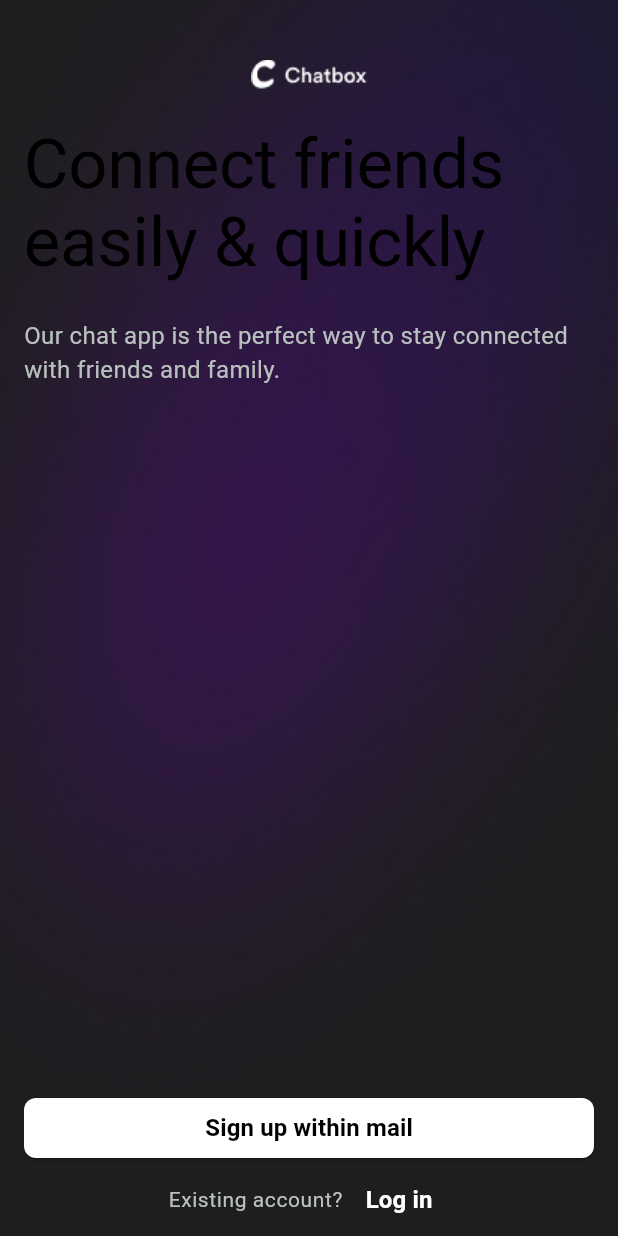
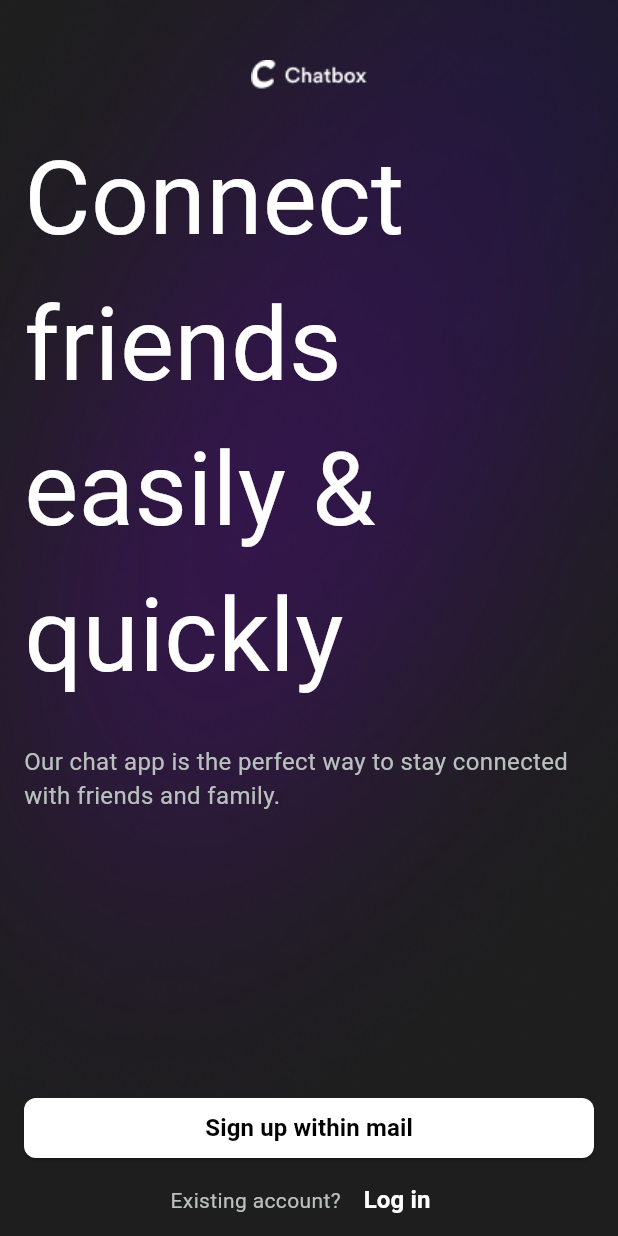
Before and after one commit to Tareq-Ghassan/ChatBox, a Flutter app: the OnboardingScreen screen opened by its route, on a phone screen of 412 x 824 dp. Run offline on Flutter 3.47's test engine with Material 3 defaults, Android fonts, the phone set to English and light mode, and no system bars; our stand-ins replace dio, equatable, flutter_bloc, flutter_dotenv; generated files the repository leaves out were written again; network calls fail; Roboto replaces fonts that are missing (cairo).

Commit message:
<fix dark theme for onbaording>

```diff
--- a/lib/presentation/constants/theme/app/light/text_theme.dart
+++ b/lib/presentation/constants/theme/app/light/text_theme.dart
@@ -78,7 +78,7 @@ const textTheme = TextTheme(
     color: KColors.black,
   ),
   displayLarge: TextStyle(
-    fontSize: 46,
+    fontSize: 68,
     fontFamily: 'cairo',
     fontWeight: FontWeight.w400,
     color: KColors.black,
--- a/lib/presentation/screens/onboarding.dart
+++ b/lib/presentation/screens/onboarding.dart
@@ -33,9 +33,7 @@ class OnboardingScreen extends StatelessWidget {
                 children: [
                   Text(
                     appLocalizations.existingAccount,
-                    style: Theme.of(context)
-                        .textTheme
-                        .bodySmall!
+                    style: darkTheme.textTheme.bodySmall!
                         .copyWith(color: KColors.grayColor),
                   ),
                   TextButton(
@@ -73,14 +71,12 @@ class OnboardingScreen extends StatelessWidget {
                         _whiteSpace,
                         Text(
                           appLocalizations.onboardingHeader,
-                          style: Theme.of(context).textTheme.displayLarge,
+                          style: darkTheme.textTheme.displayLarge,
                         ),
                         _whiteSpace,
                         Text(
                           appLocalizations.onboardingBody,
-                          style: Theme.of(context)
-                              .textTheme
-                              .bodyMedium!
+                          style: darkTheme.textTheme.bodyMedium!
                               .copyWith(color: KColors.grayColor),
                         ),
                       ],
```
